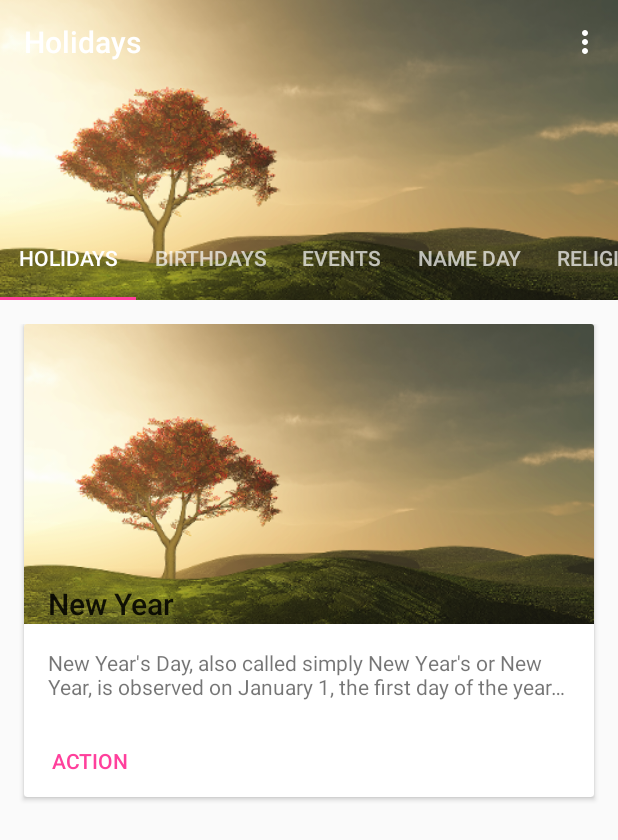
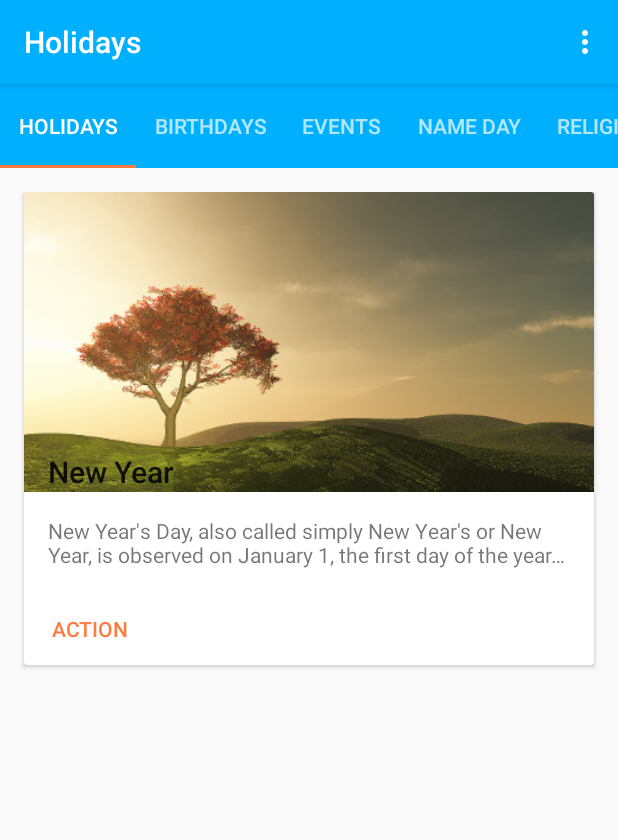
Before and after one commit to solandmedotru/Holidays, an Android app: the MainActivity screen opened directly, with no data from a screen before it, on a phone screen of 412 x 824 dp. Shown: the top 840 px of the screen. Run offline under Robolectric (Android 15) with nearby library versions, the phone set to English and light mode, and no system bars.

Commit message:
refactoring, added support multi pane for tablet

```diff
--- a/app/build.gradle
+++ b/app/build.gradle
@@ -43,4 +43,6 @@ dependencies {
 
 
 
+
+
 apply plugin: 'com.google.gms.google-services'
--- a/app/src/main/AndroidManifest.xml
+++ b/app/src/main/AndroidManifest.xml
@@ -18,7 +18,6 @@
             </intent-filter>
         </activity>
         <activity android:name=".MainActivity" />
-        <activity android:name=".DetailActivity"></activity>
     </application>
 
 </manifest>
--- /dev/null
+++ b/app/src/main/java/ru/solandme/holidays/HolidaysFragment.java
@@ -0,0 +1,44 @@
+package ru.solandme.holidays;
+
+import android.os.Bundle;
+import android.support.annotation.Nullable;
+import android.support.design.widget.TabLayout;
+import android.support.v4.app.Fragment;
+import android.support.v4.app.FragmentManager;
+import android.support.v4.app.FragmentPagerAdapter;
+import android.support.v4.view.ViewPager;
+import android.view.LayoutInflater;
+import android.view.View;
+import android.view.ViewGroup;
+
+import ru.solandme.holidays.adapters.MyFragmentPagerAdapter;
+
+public class HolidaysFragment extends Fragment {
+    FragmentPagerAdapter fragmentPagerAdapter;
+    ViewPager viewPager;
+
+    public HolidaysFragment() {
+        // Required empty public constructor
+    }
+
+
+    @Override
+    public View onCreateView(LayoutInflater inflater, ViewGroup container,
+                             Bundle savedInstanceState) {
+        return inflater.inflate(R.layout.fragment_holidays, container, false);
+    }
+
+    @Override
+    public void onViewCreated(View view, @Nullable Bundle savedInstanceState) {
+        super.onViewCreated(view, savedInstanceState);
+
+        viewPager = (ViewPager) view.findViewById(R.id.main_view_pager);
+        fragmentPagerAdapter = new MyFragmentPagerAdapter(getChildFragmentManager(), getContext());
+        viewPager.setAdapter(fragmentPagerAdapter);
+
+        TabLayout tabLayout = (TabLayout) view.findViewById(R.id.main_sliding_tabs);
+        tabLayout.setupWithViewPager(viewPager);
+    }
+
+
+}
--- a/app/src/main/java/ru/solandme/holidays/MainActivity.java
+++ b/app/src/main/java/ru/solandme/holidays/MainActivity.java
@@ -3,6 +3,8 @@ package ru.solandme.holidays;
 import android.content.Context;
 import android.content.SharedPreferences;
 import android.support.design.widget.TabLayout;
+import android.support.v4.app.Fragment;
+import android.support.v4.app.FragmentManager;
 import android.support.v4.view.ViewPager;
 import android.support.v7.app.AppCompatActivity;
 import android.os.Bundle;
@@ -27,13 +29,22 @@ public class MainActivity extends AppCompatActivity {
         Toolbar toolbar = (Toolbar) findViewById(R.id.mainToolbar);
         setSupportActionBar(toolbar);
 
-        ViewPager viewPager = (ViewPager) findViewById(R.id.main_view_pager);
-        viewPager.setAdapter(new MyFragmentPagerAdapter(getSupportFragmentManager(), MainActivity.this));
+        FragmentManager fragmentManager = getSupportFragmentManager();
+        fragmentManager.beginTransaction().replace(R.id.containerA, new HolidaysFragment()).commit();
 
-        TabLayout tabLayout = (TabLayout) findViewById(R.id.main_sliding_tabs);
-        tabLayout.setupWithViewPager(viewPager);
+        if (findViewById(R.id.containerB) != null){
+            if (savedInstanceState != null){
+                return;
+            }
 
+            HolidayDetailFragment holidayDetailFragment = new HolidayDetailFragment();
+            holidayDetailFragment.setArguments(getIntent().getExtras());
+            getSupportFragmentManager().beginTransaction()
+                    .replace(R.id.containerB, holidayDetailFragment)
+                    .commit();
+        }
     }
+
 
     @Override
     public boolean onCreateOptionsMenu(Menu menu) {
@@ -53,7 +64,7 @@ public class MainActivity extends AppCompatActivity {
                 Utils.changeToTheme(Utils.THEME_MATERIAL_DARK, this);
                 return true;
             case R.id.action_show_splash:
-                if(item.isChecked()) {
+                if (item.isChecked()) {
                     item.setChecked(false);
                 } else {
                     item.setChecked(true);
@@ -64,4 +75,15 @@ public class MainActivity extends AppCompatActivity {
                 return super.onOptionsItemSelected(item);
         }
     }
+
+    @Override
+    public void onBackPressed() {
+        int count = getFragmentManager().getBackStackEntryCount();
+
+        if (count == 0) {
+            super.onBackPressed();
+        } else {
+            getFragmentManager().popBackStack();
+        }
+    }
 }
--- a/app/src/main/java/ru/solandme/holidays/PageFragment.java
+++ b/app/src/main/java/ru/solandme/holidays/PageFragment.java
@@ -16,6 +16,8 @@ public class PageFragment extends Fragment {
     public static final String ARG_PAGE = "ARG_PAGE";
 
     int page;
+
+    MyAdapter adapter;
 
     public PageFragment() {
         // Required empty public constructor
@@ -42,7 +44,7 @@ public class PageFragment extends Fragment {
         View rootView = inflater.inflate(R.layout.fragment_page, container, false);
         RecyclerView holidayRV = (RecyclerView) rootView.findViewById(R.id.holidayRecyclerView);
 
-        MyAdapter adapter = new MyAdapter(page);
+        adapter = new MyAdapter(page);
         holidayRV.setAdapter(adapter);
 
         LinearLayoutManager linearLayoutManager = new LinearLayoutManager(getActivity());
@@ -50,5 +52,4 @@ public class PageFragment extends Fragment {
 
         return rootView;
     }
-
 }
--- /dev/null
+++ b/app/src/main/res/layout-w900dp/activity_main.xml
@@ -0,0 +1,39 @@
+<?xml version="1.0" encoding="utf-8"?>
+<LinearLayout xmlns:android="http://schemas.android.com/apk/res/android"
+    xmlns:tools="http://schemas.android.com/tools"
+    android:layout_width="match_parent"
+    android:layout_height="match_parent"
+    android:fitsSystemWindows="true"
+    android:orientation="vertical"
+    tools:context="ru.solandme.holidays.MainActivity">
+
+    <android.support.design.widget.AppBarLayout
+        android:layout_width="match_parent"
+        android:layout_height="wrap_content"
+        android:theme="@style/ThemeOverlay.AppCompat.Dark.ActionBar">
+
+        <include layout="@layout/toolbar" />
+
+    </android.support.design.widget.AppBarLayout>
+
+    <LinearLayout
+        android:layout_width="match_parent"
+        android:layout_height="wrap_content"
+        android:orientation="horizontal">
+
+        <FrameLayout
+            android:id="@+id/containerA"
+            android:layout_width="0dp"
+            android:layout_height="wrap_content"
+            android:layout_weight="40" />
+
+        <FrameLayout
+            android:id="@+id/containerB"
+            android:layout_width="0dp"
+            android:layout_height="wrap_content"
+            android:layout_weight="60" />
+
+    </LinearLayout>
+
+
+</LinearLayout>
--- a/app/src/main/res/layout/activity_main.xml
+++ b/app/src/main/res/layout/activity_main.xml
@@ -1,55 +1,24 @@
 <?xml version="1.0" encoding="utf-8"?>
-<android.support.design.widget.CoordinatorLayout xmlns:android="http://schemas.android.com/apk/res/android"
-    xmlns:app="http://schemas.android.com/apk/res-auto"
+<LinearLayout xmlns:android="http://schemas.android.com/apk/res/android"
     xmlns:tools="http://schemas.android.com/tools"
     android:layout_width="match_parent"
     android:layout_height="match_parent"
+    android:orientation="vertical"
     android:fitsSystemWindows="true"
     tools:context="ru.solandme.holidays.MainActivity">
 
     <android.support.design.widget.AppBarLayout
         android:layout_width="match_parent"
-        android:layout_height="200dp"
+        android:layout_height="wrap_content"
         android:theme="@style/ThemeOverlay.AppCompat.Dark.ActionBar">
-
-        <android.support.design.widget.CollapsingToolbarLayout
-            android:layout_width="match_parent"
-            android:layout_height="match_parent"
-            app:contentScrim="@color/colorPrimary"
-            app:expandedTitleMarginEnd="64dp"
-            app:expandedTitleMarginStart="48dp"
-            app:layout_scrollFlags="scroll|exitUntilCollapsed"
-            app:titleEnabled="false">
-
-            <ImageView
-                android:layout_width="match_parent"
-                android:layout_height="match_parent"
-                android:fitsSystemWindows="true"
-                android:scaleType="centerCrop"
-                android:src="@mipmap/image_one"
-                app:layout_collapseMode="parallax" />
 
             <include layout="@layout/toolbar" />
 
-            <android.support.design.widget.TabLayout
-                android:id="@+id/main_sliding_tabs"
-                android:layout_width="match_parent"
-                android:layout_height="?android:attr/actionBarSize"
-                android:layout_gravity="bottom"
-                app:tabGravity="fill"
-                app:tabMode="scrollable">
-
-            </android.support.design.widget.TabLayout>
-
-
-        </android.support.design.widget.CollapsingToolbarLayout>
     </android.support.design.widget.AppBarLayout>
 
-    <android.support.v4.view.ViewPager
-        android:id="@+id/main_view_pager"
-        android:layout_width="match_parent"
-        android:layout_height="match_parent"
-        app:layout_behavior="@string/appbar_scrolling_view_behavior">
+<FrameLayout
+    android:layout_width="match_parent"
+    android:layout_height="wrap_content"
+    android:id="@+id/containerA"/>
 
-    </android.support.v4.view.ViewPager>
-</android.support.design.widget.CoordinatorLayout>
+</LinearLayout>
--- /dev/null
+++ b/app/src/main/res/layout/fragment_holidays.xml
@@ -0,0 +1,27 @@
+<LinearLayout xmlns:android="http://schemas.android.com/apk/res/android"
+    xmlns:app="http://schemas.android.com/apk/res-auto"
+    xmlns:tools="http://schemas.android.com/tools"
+    android:layout_width="match_parent"
+    android:layout_height="match_parent"
+    android:orientation="vertical"
+    tools:context="ru.solandme.holidays.HolidaysFragment">
+
+    <android.support.design.widget.TabLayout
+        android:id="@+id/main_sliding_tabs"
+        android:layout_width="match_parent"
+        android:layout_height="?android:attr/actionBarSize"
+        app:tabGravity="fill"
+        app:tabMode="scrollable"
+        android:background="@color/colorPrimary"
+        app:theme="@style/ThemeOverlay.AppCompat.Dark">
+
+    </android.support.design.widget.TabLayout>
+
+    <android.support.v4.view.ViewPager
+        android:id="@+id/main_view_pager"
+        android:layout_width="match_parent"
+        android:layout_height="wrap_content"
+        app:layout_behavior="@string/appbar_scrolling_view_behavior">
+
+    </android.support.v4.view.ViewPager>
+</LinearLayout>
--- a/app/src/main/res/layout/toolbar.xml
+++ b/app/src/main/res/layout/toolbar.xml
@@ -1,11 +1,8 @@
 <?xml version="1.0" encoding="utf-8"?>
 <android.support.v7.widget.Toolbar xmlns:android="http://schemas.android.com/apk/res/android"
-    xmlns:app="http://schemas.android.com/apk/res-auto"
     android:id="@+id/mainToolbar"
     android:layout_width="match_parent"
     android:layout_height="?android:attr/actionBarSize"
-    android:theme="@style/AppTheme.Toolbar"
-    app:layout_scrollFlags="scroll|enterAlways"
-    app:layout_collapseMode="parallax">
+    android:theme="@style/AppTheme.Toolbar">
 
 </android.support.v7.widget.Toolbar>
--- a/app/src/main/res/values/colors.xml
+++ b/app/src/main/res/values/colors.xml
@@ -1,6 +1,6 @@
 <?xml version="1.0" encoding="utf-8"?>
 <resources>
-    <color name="colorPrimary">#795548</color>
-    <color name="colorPrimaryDark">#5d4037</color>
-    <color name="colorAccent">#ff409c</color>
+    <color name="colorPrimary">#00b0ff</color>
+    <color name="colorPrimaryDark">#007bb2</color>
+    <color name="colorAccent">#ff7b40</color>
 </resources>
--- a/app/src/main/res/values/strings.xml
+++ b/app/src/main/res/values/strings.xml
@@ -6,4 +6,7 @@
     <string name="theme_light">Theme Light</string>
     <string name="don_t_show">Don`t show splashscreen</string>
     <string name="submit">Submit</string>
+
+    <!-- TODO: Remove or change this placeholder text -->
+    <string name="hello_blank_fragment">Hello blank fragment</string>
 </resources>
--- a/app/src/main/res/values/styles.xml
+++ b/app/src/main/res/values/styles.xml
@@ -7,6 +7,7 @@
     </style>
 
     <style name="AppTheme.Toolbar" parent="ThemeOverlay.AppCompat.Dark.ActionBar">
+
     </style>
 
     <style name="AppTheme.Splash" parent="AppThemeDark">
```
Also changed, not shown: app/src/main/java/ru/solandme/holidays/DetailActivity.java (deleted, +0 -13 lines), app/src/main/java/ru/solandme/holidays/HolidayDetailFragment.java (added, +24 -0 lines), app/src/main/java/ru/solandme/holidays/adapters/MyAdapter.java (+26 -9 lines), app/src/main/res/layout/activity_detail.xml (deleted, +0 -13 lines), app/src/main/res/layout/fragment_holiday_detail.xml (added, +13 -0 lines).
